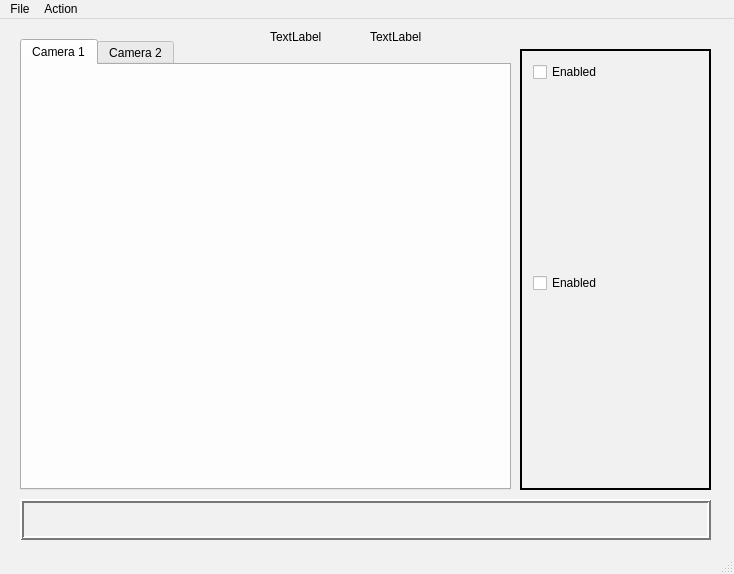
Qt form mainxavierevt.ui (optopto/evtXavier) before a commit.
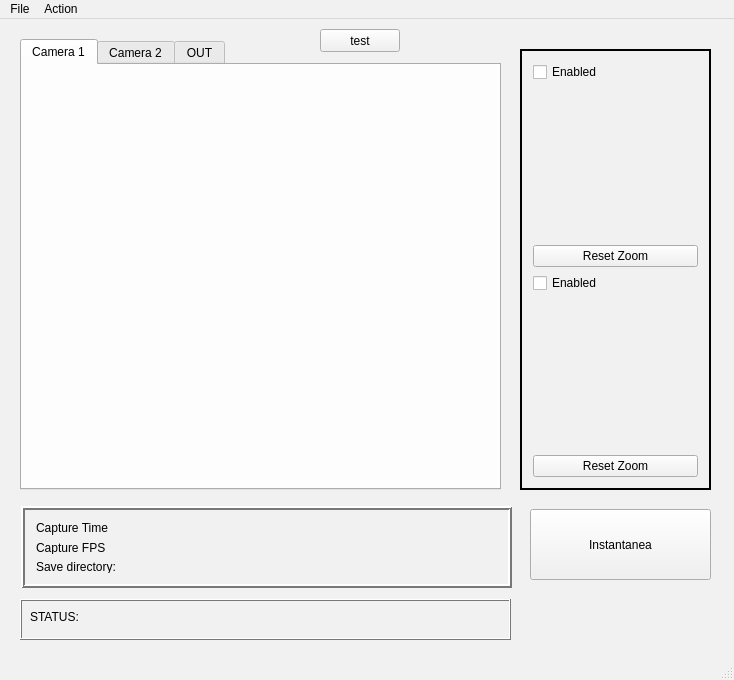
The same form after that commit. The open tabs and pages were chosen to show the change.

The edit to the form file:
```diff
--- a/mainxavierevt.ui
+++ b/mainxavierevt.ui
@@ -7,19 +7,19 @@
     <x>0</x>
     <y>0</y>
     <width>734</width>
-    <height>574</height>
+    <height>680</height>
    </rect>
   </property>
   <property name="minimumSize">
    <size>
     <width>734</width>
-    <height>574</height>
+    <height>680</height>
    </size>
   </property>
   <property name="maximumSize">
    <size>
-    <width>734</width>
-    <height>574</height>
+    <width>800</width>
+    <height>740</height>
    </size>
   </property>
   <property name="palette">
@@ -449,7 +449,7 @@
      <rect>
       <x>20</x>
       <y>20</y>
-      <width>491</width>
+      <width>481</width>
       <height>451</height>
      </rect>
     </property>
@@ -457,7 +457,7 @@
      <enum>QTabWidget::North</enum>
     </property>
     <property name="currentIndex">
-     <number>0</number>
+     <number>2</number>
     </property>
     <property name="elideMode">
      <enum>Qt::ElideNone</enum>
@@ -478,22 +478,18 @@
      <attribute name="title">
       <string>Camera 1</string>
      </attribute>
-     <widget class="QLabel" name="cam1Label">
-      <property name="geometry">
-       <rect>
-        <x>9</x>
-        <y>9</y>
-        <width>471</width>
-        <height>401</height>
-       </rect>
-      </property>
-      <property name="text">
-       <string/>
-      </property>
-      <property name="scaledContents">
-       <bool>true</bool>
-      </property>
-     </widget>
+     <layout class="QGridLayout" name="gridLayout_4">
+      <item row="0" column="0">
+       <widget class="QLabel" name="cam1Label">
+        <property name="text">
+         <string/>
+        </property>
+        <property name="scaledContents">
+         <bool>true</bool>
+        </property>
+       </widget>
+      </item>
+     </layout>
     </widget>
     <widget class="QWidget" name="camera2Tab">
      <attribute name="title">
@@ -931,6 +927,23 @@
       </property>
      </widget>
     </widget>
+    <widget class="QWidget" name="tab">
+     <attribute name="title">
+      <string>OUT</string>
+     </attribute>
+     <layout class="QGridLayout" name="gridLayout_5">
+      <item row="0" column="0">
+       <widget class="QLabel" name="outLabel">
+        <property name="text">
+         <string/>
+        </property>
+        <property name="scaledContents">
+         <bool>true</bool>
+        </property>
+       </widget>
+      </item>
+     </layout>
+    </widget>
    </widget>
    <widget class="QFrame" name="frame">
     <property name="geometry">
@@ -976,14 +989,14 @@
          </property>
         </widget>
        </item>
-       <item row="3" column="0">
+       <item row="4" column="0">
         <widget class="QLabel" name="info2">
          <property name="text">
           <string/>
          </property>
         </widget>
        </item>
-       <item row="2" column="0">
+       <item row="3" column="0">
         <widget class="QCheckBox" name="checkBox2">
          <property name="text">
           <string>Enabled</string>
@@ -993,17 +1006,31 @@
          </property>
         </widget>
        </item>
+       <item row="2" column="0">
+        <widget class="QPushButton" name="pushButton_2">
+         <property name="text">
+          <string>Reset Zoom</string>
+         </property>
+        </widget>
+       </item>
       </layout>
      </item>
+     <item row="1" column="0">
+      <widget class="QPushButton" name="pushButton_3">
+       <property name="text">
+        <string>Reset Zoom</string>
+       </property>
+      </widget>
+     </item>
     </layout>
    </widget>
    <widget class="QFrame" name="frame_2">
     <property name="geometry">
      <rect>
-      <x>20</x>
-      <y>480</y>
-      <width>691</width>
-      <height>41</height>
+      <x>21</x>
+      <y>487</y>
+      <width>491</width>
+      <height>82</height>
      </rect>
     </property>
     <property name="frameShape">
@@ -1015,42 +1042,106 @@
     <property name="lineWidth">
      <number>2</number>
     </property>
-    <layout class="QFormLayout" name="formLayout">
-     <item row="0" column="0">
+    <layout class="QGridLayout" name="gridLayout_3">
+     <item row="2" column="1">
       <widget class="QLabel" name="label_dir_save">
        <property name="text">
         <string/>
        </property>
       </widget>
      </item>
+     <item row="1" column="1">
+      <widget class="QLabel" name="labelTest">
+       <property name="text">
+        <string/>
+       </property>
+      </widget>
+     </item>
+     <item row="0" column="1">
+      <widget class="QLabel" name="label">
+       <property name="text">
+        <string/>
+       </property>
+      </widget>
+     </item>
+     <item row="0" column="0">
+      <widget class="QLabel" name="label_2">
+       <property name="text">
+        <string>Capture Time</string>
+       </property>
+      </widget>
+     </item>
+     <item row="1" column="0">
+      <widget class="QLabel" name="label_3">
+       <property name="text">
+        <string>Capture FPS</string>
+       </property>
+      </widget>
+     </item>
+     <item row="2" column="0">
+      <widget class="QLabel" name="label_4">
+       <property name="text">
+        <string>Save directory:</string>
+       </property>
+      </widget>
+     </item>
     </layout>
    </widget>
-   <widget class="QLabel" name="labelTest">
+   <widget class="QPushButton" name="pushButton">
     <property name="geometry">
      <rect>
-      <x>270</x>
-      <y>10</y>
-      <width>59</width>
-      <height>15</height>
+      <x>530</x>
+      <y>490</y>
+      <width>181</width>
+      <height>71</height>
      </rect>
     </property>
     <property name="text">
-     <string>TextLabel</string>
+     <string>Instantanea</string>
     </property>
    </widget>
-   <widget class="QLabel" name="label">
+   <widget class="QPushButton" name="pushButton_4">
     <property name="geometry">
      <rect>
-      <x>370</x>
+      <x>320</x>
       <y>10</y>
-      <width>59</width>
-      <height>15</height>
+      <width>80</width>
+      <height>23</height>
      </rect>
     </property>
     <property name="text">
-     <string>TextLabel</string>
+     <string>test</string>
     </property>
    </widget>
+   <widget class="QFrame" name="frame_3">
+    <property name="geometry">
+     <rect>
+      <x>20</x>
+      <y>580</y>
+      <width>491</width>
+      <height>41</height>
+     </rect>
+    </property>
+    <property name="frameShape">
+     <enum>QFrame::Box</enum>
+    </property>
+    <property name="frameShadow">
+     <enum>QFrame::Raised</enum>
+    </property>
+    <widget class="QLabel" name="satusLabel">
+     <property name="geometry">
+      <rect>
+       <x>10</x>
+       <y>10</y>
+       <width>61</width>
+       <height>16</height>
+      </rect>
+     </property>
+     <property name="text">
+      <string>STATUS: </string>
+     </property>
+    </widget>
+   </widget>
   </widget>
   <widget class="QMenuBar" name="menuBar">
    <property name="geometry">
```
